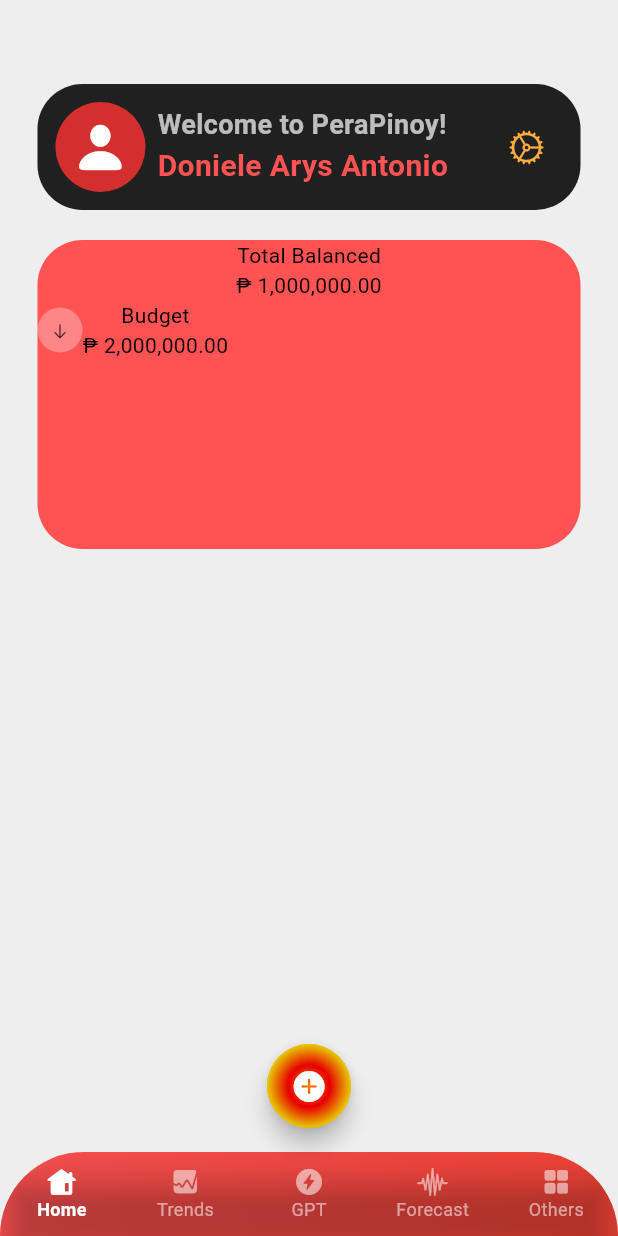
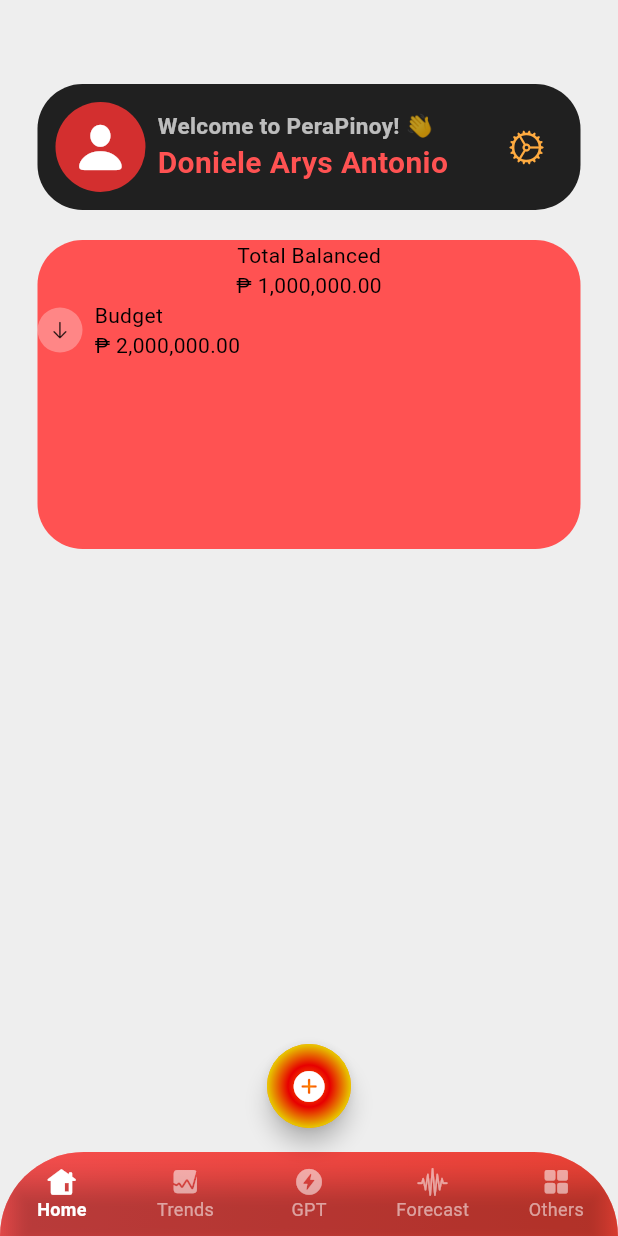
Before and after one commit to donyelqt/pera-pinoy, a Flutter app: the screen it shows after launch, on a phone screen of 412 x 824 dp. Run offline on Flutter 3.47's test engine with Material 3 defaults, Android fonts, the light colour scheme and no system bars.

Commit message:
"Updated MainScreen: added emoji to welcome text, changed font size, and adjusted icon size and spacing."

```diff
--- a/lib/screens/home/views/main_screen.dart
+++ b/lib/screens/home/views/main_screen.dart
@@ -47,9 +47,9 @@
                             CrossAxisAlignment.start, // Align text to the left
                         children: [
                           Text(
-                            "Welcome to PeraPinoy!",
+                            "Welcome to PeraPinoy! 👋",
                             style: TextStyle(
-                              fontSize: 18,
+                              fontSize: 15,
                               fontWeight: FontWeight.w600,
                               color: Colors.white70,
                             ),
@@ -100,10 +100,12 @@
                             child: Center(
                                 child: Icon(
                               CupertinoIcons.arrow_down,
-                              size: 12,
+                              size: 14,
                             )),
                           ),
+                          SizedBox(width: 8,),
                           Column(
+                            crossAxisAlignment: CrossAxisAlignment.start,
                             children: [
                               const Text(
                                 "Budget"
```
